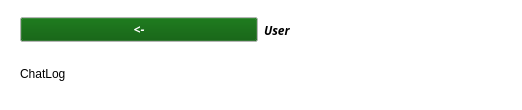
This is pet_tinder/gui/messagescreen.ui in CS-205-S21/team_1_4 as Qt 5 draws it before an edit. The edited form follows.
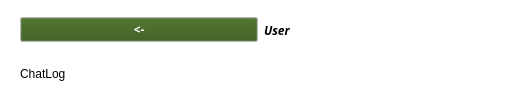
This is the edited form.

Patch:
```diff
--- a/pet_tinder/gui/messagescreen.ui
+++ b/pet_tinder/gui/messagescreen.ui
@@ -266,7 +266,7 @@
   <property name="windowTitle">
    <string>Form</string>
   </property>
-  <widget class="QWidget" name="">
+  <widget class="QWidget" name="layoutWidget">
    <property name="geometry">
     <rect>
      <x>20</x>
@@ -280,6 +280,43 @@
      <layout class="QHBoxLayout" name="horizontalLayout">
       <item>
        <widget class="QPushButton" name="backButton">
+        <property name="palette">
+         <palette>
+          <active>
+           <colorrole role="Button">
+            <brush brushstyle="SolidPattern">
+             <color alpha="255">
+              <red>50</red>
+              <green>85</green>
+              <blue>19</blue>
+             </color>
+            </brush>
+           </colorrole>
+          </active>
+          <inactive>
+           <colorrole role="Button">
+            <brush brushstyle="SolidPattern">
+             <color alpha="255">
+              <red>50</red>
+              <green>85</green>
+              <blue>19</blue>
+             </color>
+            </brush>
+           </colorrole>
+          </inactive>
+          <disabled>
+           <colorrole role="Button">
+            <brush brushstyle="SolidPattern">
+             <color alpha="255">
+              <red>50</red>
+              <green>85</green>
+              <blue>19</blue>
+             </color>
+            </brush>
+           </colorrole>
+          </disabled>
+         </palette>
+        </property>
         <property name="font">
          <font>
           <family>Purisa</family>
```
